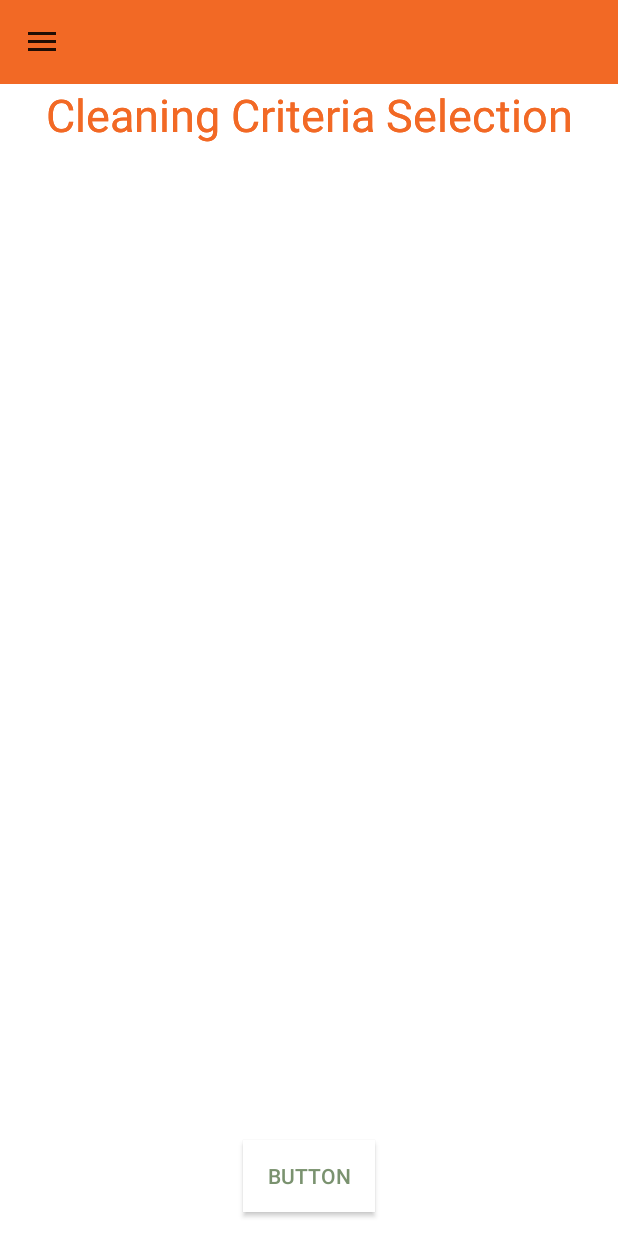
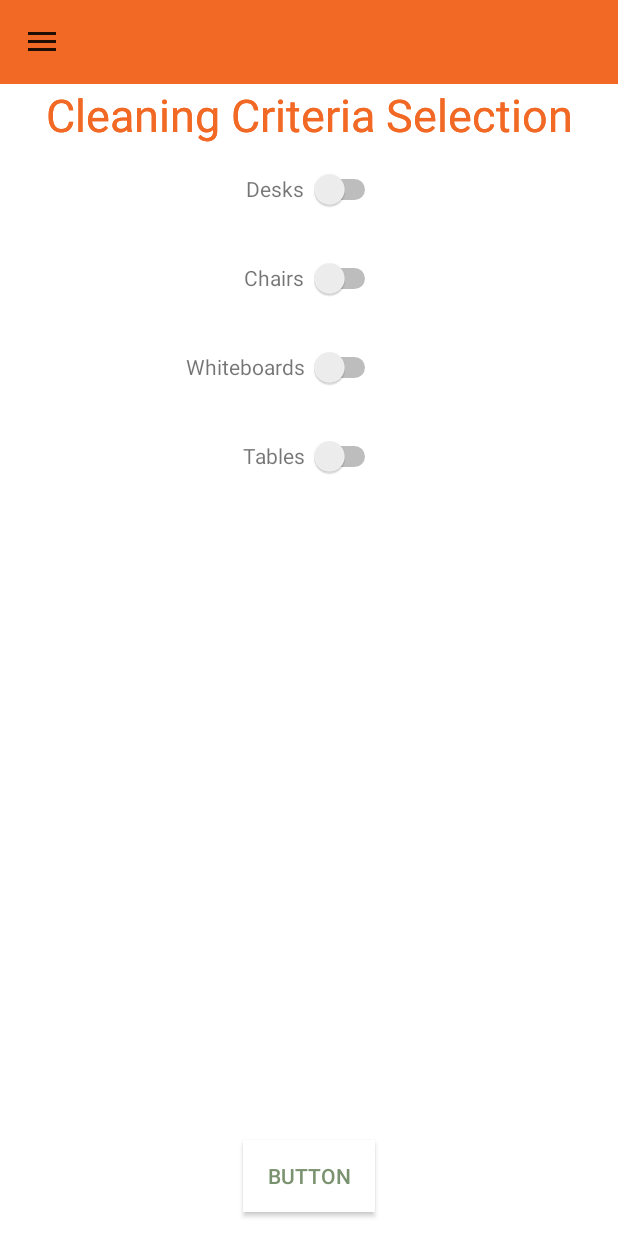
Before and after one commit to DBerry07/Revature_TrainingRoomMaintenanceScheduler, an Android app: the fragment SM_CriteriaSelectionFragment placed in its activity, on a phone screen of 412 x 824 dp. Run offline under Robolectric (Android 15) with nearby library versions, the phone set to English and light mode, and no system bars; our stand-ins replace navigation-ui.

Commit message:
Cleaning criteria UI implemented

```diff
--- a/app/src/main/java/com/revature/roommaintenanceprototype/fragment/SM_CriteriaSelectionFragment.java
+++ b/app/src/main/java/com/revature/roommaintenanceprototype/fragment/SM_CriteriaSelectionFragment.java
@@ -3,18 +3,29 @@ package com.revature.roommaintenanceprototype.fragment;
 
 import android.os.Bundle;
 
+import androidx.annotation.NonNull;
 import androidx.fragment.app.Fragment;
+import androidx.recyclerview.widget.LinearLayoutManager;
+import androidx.recyclerview.widget.RecyclerView;
 
 import android.view.LayoutInflater;
 import android.view.View;
 import android.view.ViewGroup;
 import android.widget.Button;
+import android.widget.CompoundButton;
+import android.widget.Switch;
+import android.widget.TextView;
 
 import com.revature.roommaintenanceprototype.R;
+import com.revature.roommaintenanceprototype.util.DummyText;
 import com.revature.roommaintenanceprototype.util.FragmentStringTags;
+import com.revature.roommaintenanceprototype.util.ScreenMessage;
+
+import java.util.ArrayList;
 
 public class SM_CriteriaSelectionFragment extends Fragment {
-
+    Button btnCleaningCriteriaSelection;
+    RecyclerView rvCleaningCriteria;
 
     public SM_CriteriaSelectionFragment() {
     }
@@ -23,13 +34,24 @@ public class SM_CriteriaSelectionFragment extends Fragment {
     @Override
     public View onCreateView(LayoutInflater inflater, ViewGroup container,
                              Bundle savedInstanceState) {
-        return inflater.inflate(R.layout.fragment_criteria_selection, container, false);
+        View rootView = inflater.inflate(R.layout.fragment_criteria_selection, container, false);
+
+        rvCleaningCriteria = (RecyclerView) rootView.findViewById(R.id.rv_cleaningCriteria);
+        rvCleaningCriteria.setLayoutManager(new LinearLayoutManager(getActivity()));
+        rvCleaningCriteria.setOnClickListener(new View.OnClickListener() {
+            @Override
+            public void onClick(View v) {
+                ScreenMessage.toastShortMsg(getContext(),"Clicked on RVs");
+            }
+        });
+        rvCleaningCriteria.setAdapter( new CriteriaAdapter( (ArrayList<String>) DummyText.getCleaningCriteria() ) );
+        return rootView;
     }
 
     @Override
     public void onViewCreated(View view, Bundle savedInstanceState){
         super.onViewCreated(view, savedInstanceState);
-        Button btnCleaningCriteriaSelection = (Button) view.findViewById(R.id.btn_cleaningCriteriaSelection);
+        btnCleaningCriteriaSelection = (Button) view.findViewById(R.id.btn_cleaningCriteriaSelection);
         btnCleaningCriteriaSelection.setOnClickListener(new View.OnClickListener() {
             @Override
             public void onClick(View v) {
@@ -39,7 +61,50 @@ public class SM_CriteriaSelectionFragment extends Fragment {
                         .commit();
             }
         });
+
     }
 
+    private class CriteriaAdapter extends RecyclerView.Adapter<CriteriaAdapter.CriteriaViewHolder>{
+        ArrayList<String> criteriaItemsList;
+
+        CriteriaAdapter(ArrayList<String> criteriaItemList){
+            this.criteriaItemsList = criteriaItemList;
+        }
+
+        @NonNull
+        @Override
+        public CriteriaViewHolder onCreateViewHolder(@NonNull ViewGroup parent, int viewType) {
+            View view = LayoutInflater.from(parent.getContext()).inflate(R.layout.row_cleaning_criteria, parent, false);
+            return new CriteriaViewHolder(view);
+        }
+
+        @Override
+        public void onBindViewHolder(@NonNull CriteriaViewHolder holder, int position) {
+            holder.tvCleaningItem.setText(criteriaItemsList.get(position));
+        }
+
+        @Override
+        public int getItemCount() {
+            return criteriaItemsList.size();
+        }
+
+        private class CriteriaViewHolder extends RecyclerView.ViewHolder{
+            Switch swtCleaningItem;
+            TextView tvCleaningItem;
+
+            public CriteriaViewHolder(@NonNull final View itemView) {
+                super(itemView);
+                tvCleaningItem = itemView.findViewById(R.id.tv_cleaningCriteria_item);
+
+                swtCleaningItem = (Switch) itemView.findViewById(R.id.swt_cleaningCriteria_item);
+                swtCleaningItem.setOnCheckedChangeListener(new CompoundButton.OnCheckedChangeListener() {
+                    @Override
+                    public void onCheckedChanged(CompoundButton buttonView, boolean isChecked) {
+                        ScreenMessage.snackBarLongMsg(itemView,tvCleaningItem.getText().toString());
+                    }
+                });
+            }
+        }
+    }
 
 }
--- a/app/src/main/java/com/revature/roommaintenanceprototype/util/DummyText.java
+++ b/app/src/main/java/com/revature/roommaintenanceprototype/util/DummyText.java
@@ -13,4 +13,13 @@ public class DummyText {
         campuses.add("TSU");
         return campuses;
     }
+
+    public static List<String> getCleaningCriteria() {
+        List<String> cleaningCriteria = new ArrayList<String>();
+        cleaningCriteria.add("Desks");
+        cleaningCriteria.add("Chairs");
+        cleaningCriteria.add("Whiteboards");
+        cleaningCriteria.add("Tables");
+        return cleaningCriteria;
+    }
 }
--- a/app/src/main/res/layout/fragment_criteria_selection.xml
+++ b/app/src/main/res/layout/fragment_criteria_selection.xml
@@ -33,6 +33,7 @@
             android:id="@+id/rv_cleaningCriteria"
             android:layout_width="match_parent"
             android:layout_height="0dp"
+            android:background="@android:color/white"
             app:layout_constraintBottom_toTopOf="@+id/btn_cleaningCriteriaSelection"
             app:layout_constraintEnd_toEndOf="parent"
             app:layout_constraintStart_toStartOf="parent"
--- /dev/null
+++ b/app/src/main/res/layout/row_cleaning_criteria.xml
@@ -0,0 +1,35 @@
+<?xml version="1.0" encoding="utf-8"?>
+<LinearLayout xmlns:android="http://schemas.android.com/apk/res/android"
+    xmlns:tools="http://schemas.android.com/tools"
+    android:orientation="horizontal"
+    android:layout_width="match_parent"
+    android:layout_height="wrap_content"
+    android:layout_margin="@dimen/all_control_margin"
+    android:id="@+id/linearLayout">
+
+    <TextView
+        android:id="@+id/tv_cleaningCriteria_item"
+        android:layout_width="0dp"
+        android:layout_weight="1"
+        android:layout_height="wrap_content"
+        android:gravity="end"
+        android:padding="@dimen/switch_text_padding"
+        android:text="temp" />
+
+    <LinearLayout
+        android:layout_width="0dp"
+        android:layout_height="wrap_content"
+        android:layout_weight="1"
+        android:orientation="horizontal">
+
+        <Switch
+            android:id="@+id/swt_cleaningCriteria_item"
+            style="@style/switchGreen"
+            android:layout_width="wrap_content"
+            android:layout_height="wrap_content"
+            tools:layout_conversion_absoluteHeight="27dp"
+            tools:layout_editor_absoluteY="16dp"
+            tools:layout_editor_absoluteX="206dp"
+            tools:layout_conversion_absoluteWidth="190dp" />
+    </LinearLayout>
+</LinearLayout>
--- a/app/src/main/res/values/colors.xml
+++ b/app/src/main/res/values/colors.xml
@@ -10,4 +10,6 @@
     <color name="revGreen">#7A926F</color>
 
     <color name="black">#000</color>
+
+
 </resources>
--- a/app/src/main/res/values/dimens.xml
+++ b/app/src/main/res/values/dimens.xml
@@ -12,4 +12,5 @@
 
     <dimen name="fragment_title_text_size">30dp</dimen>
     <dimen name="button_stroke_width">5dp</dimen>
+    <dimen name="switch_text_padding">3dp</dimen>
 </resources>
--- a/app/src/main/res/values/styles.xml
+++ b/app/src/main/res/values/styles.xml
@@ -28,4 +28,8 @@
         <item name="android:layout_margin">@dimen/all_control_margin</item>
         <item name="android:padding">@dimen/all_control_margin</item>
     </style>
+
+    <style name="switchGreen">
+
+    </style>
 </resources>
```
